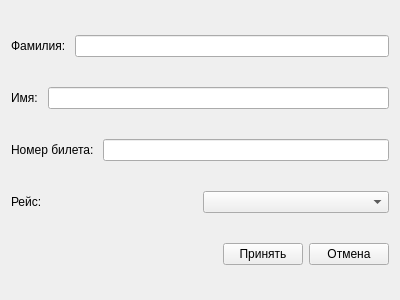
Qt form clientaddform.ui (VladRoven/Qt-project-railway-station) before a commit.
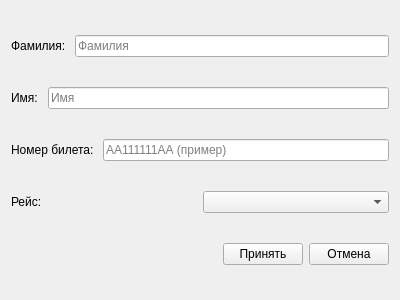
The same form after that commit.

What changed in the file:
```diff
--- a/clientaddform.ui
+++ b/clientaddform.ui
@@ -24,7 +24,11 @@
       </widget>
      </item>
      <item>
-      <widget class="QLineEdit" name="client_surname"/>
+      <widget class="QLineEdit" name="client_surname">
+       <property name="placeholderText">
+        <string>Фамилия</string>
+       </property>
+      </widget>
      </item>
     </layout>
    </item>
@@ -38,7 +42,11 @@
       </widget>
      </item>
      <item>
-      <widget class="QLineEdit" name="client_name"/>
+      <widget class="QLineEdit" name="client_name">
+       <property name="placeholderText">
+        <string>Имя</string>
+       </property>
+      </widget>
      </item>
     </layout>
    </item>
@@ -52,7 +60,11 @@
       </widget>
      </item>
      <item>
-      <widget class="QLineEdit" name="client_ticket"/>
+      <widget class="QLineEdit" name="client_ticket">
+       <property name="placeholderText">
+        <string>АА111111АА (пример)</string>
+       </property>
+      </widget>
      </item>
     </layout>
    </item>
```
